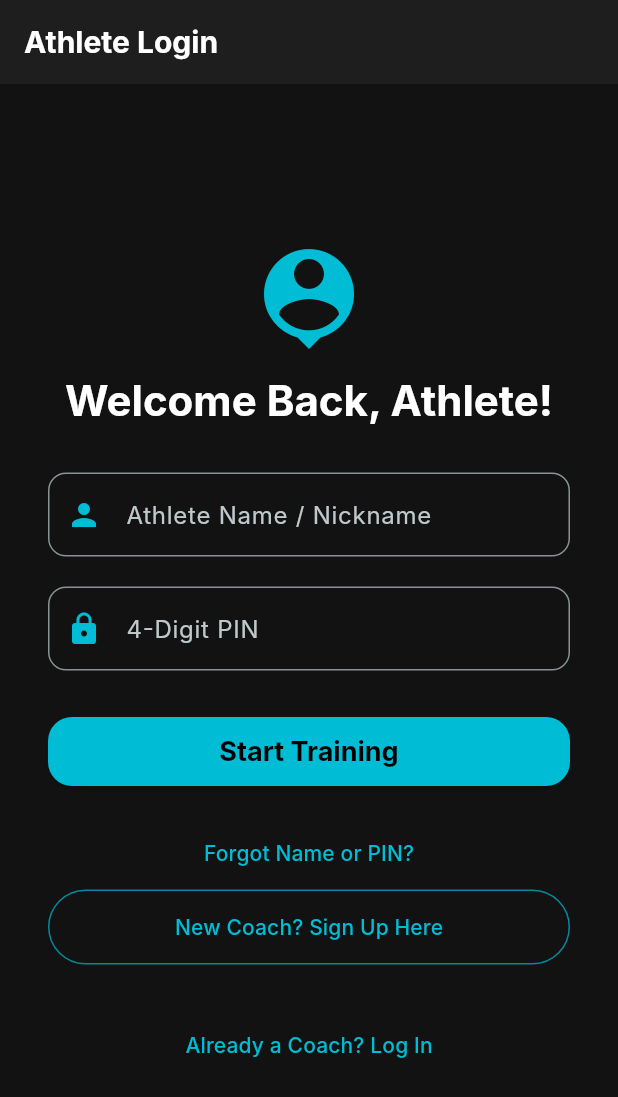
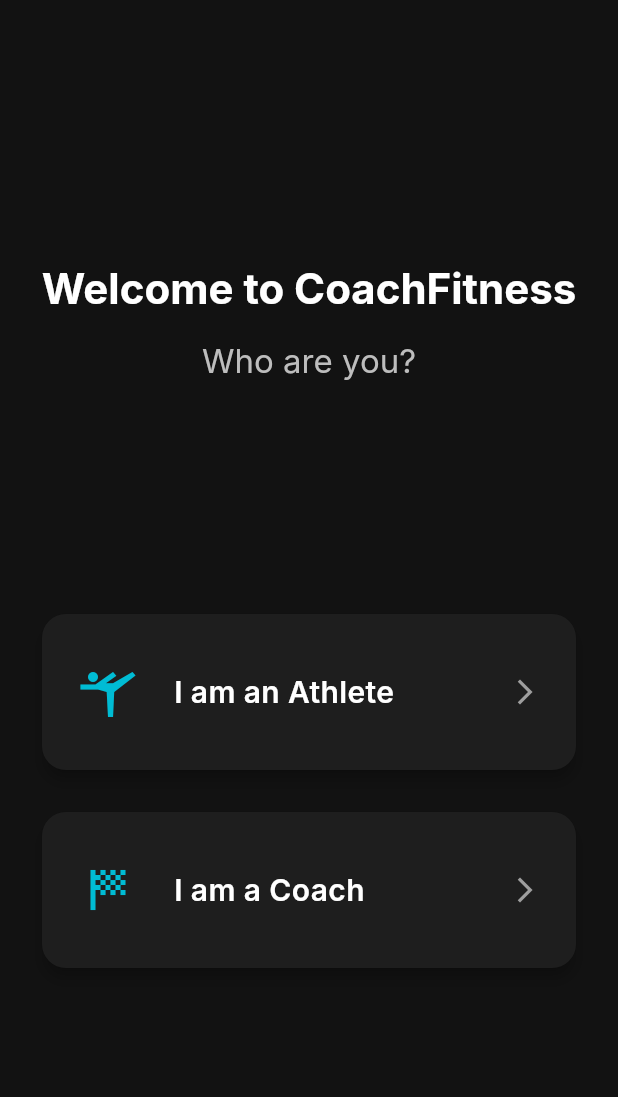
Before and after one commit to SkepticalZeke/FlutterProjectCoachingApp, a Flutter app: the screen it shows after launch, on a phone screen of 412 x 824 dp. Shown: the top 1097 px of the screen. Run offline on Flutter 3.47's test engine with Material 3 defaults, Android fonts, the phone set to English and light mode, and no system bars; our stand-ins replace cloud_firestore, firebase_auth, firebase_core, firebase_storage, image_picker, table_calendar and 1 more; accounts and stored records are empty; Roboto replaces fonts that are missing (Inter).

Commit message:
Updated Role Selection

```diff
--- a/lib/main.dart
+++ b/lib/main.dart
@@ -4,6 +4,7 @@
 
 // --- Screen Imports Updated to new MVVM structure ---
 import 'src/features/0_auth/view/splash_view.dart';
+import 'src/features/0_auth/view/role_selection_view.dart';
 import 'src/features/0_auth/view/athlete_login_view.dart';
 import 'src/features/2_athlete_flow/view/athlete_dashboard_view.dart';
 import 'src/features/0_auth/view/coach_login_view.dart';
@@ -110,6 +111,7 @@
       routes: {
         // General Flow (from 0_auth)
         '/': (context) => const SplashView(),
+        '/role-selection': (context) => const RoleSelectionView(),
         '/login': (context) => const AthleteLoginView(),
 
         // Coach Flow (from 0_auth and 1_coach_flow)
--- /dev/null
+++ b/lib/src/features/0_auth/view/role_selection_view.dart
@@ -0,0 +1,99 @@
+import 'package:flutter/material.dart';
+
+class RoleSelectionView extends StatelessWidget {
+  const RoleSelectionView({super.key});
+
+  @override
+  Widget build(BuildContext context) {
+    return Scaffold(
+      body: SafeArea(
+        child: Center(
+          child: Padding(
+            padding: const EdgeInsets.all(24.0),
+            child: Column(
+              mainAxisAlignment: MainAxisAlignment.center,
+              children: [
+                const Spacer(),
+                Text(
+                  'Welcome to CoachFitness',
+                  style: Theme.of(context).textTheme.headlineMedium?.copyWith(
+                        fontWeight: FontWeight.bold,
+                        color: Colors.white,
+                      ),
+                  textAlign: TextAlign.center,
+                ),
+                const SizedBox(height: 16),
+                Text(
+                  'Who are you?',
+                  style: Theme.of(context).textTheme.titleLarge?.copyWith(
+                        color: Colors.grey[400],
+                      ),
+                ),
+                const Spacer(),
+                _RoleCard(
+                  icon: Icons.sports_gymnastics,
+                  title: 'I am an Athlete',
+                  onTap: () {
+                    Navigator.pushNamed(context, '/login');
+                  },
+                ),
+                const SizedBox(height: 20),
+                _RoleCard(
+                  icon: Icons.sports_score,
+                  title: 'I am a Coach',
+                  onTap: () {
+                    Navigator.pushNamed(context, '/coach-login');
+                  },
+                ),
+                const Spacer(),
+              ],
+            ),
+          ),
+        ),
+      ),
+    );
+  }
+}
+
+class _RoleCard extends StatelessWidget {
+  final IconData icon;
+  final String title;
+  final VoidCallback onTap;
+
+  const _RoleCard({
+    required this.icon,
+    required this.title,
+    required this.onTap,
+  });
+
+  @override
+  Widget build(BuildContext context) {
+    return Card(
+      elevation: 4,
+      shape: RoundedRectangleBorder(borderRadius: BorderRadius.circular(16)),
+      child: InkWell(
+        onTap: onTap,
+        borderRadius: BorderRadius.circular(16),
+        child: Padding(
+          padding: const EdgeInsets.symmetric(vertical: 32, horizontal: 24),
+          child: Row(
+            children: [
+              Icon(icon, size: 40, color: Theme.of(context).primaryColor),
+              const SizedBox(width: 24),
+              Expanded(
+                child: Text(
+                  title,
+                  style: const TextStyle(
+                    fontSize: 20,
+                    fontWeight: FontWeight.w600,
+                  ),
+                ),
+              ),
+              const Icon(Icons.arrow_forward_ios, size: 20, color: Colors.grey),
+            ],
+          ),
+        ),
+      ),
+    );
+  }
+}
--- a/lib/src/features/0_auth/viewmodel/splash_viewmodel.dart
+++ b/lib/src/features/0_auth/viewmodel/splash_viewmodel.dart
@@ -15,9 +15,9 @@
 
   // 2. Logic to determine the initial route based on the user object
   String getInitialRoute(User? user) {
-    // If user is null, go to the main login page for athletes.
+    // If user is null, go to the role selection page.
     if (user == null) {
-      return '/login';
+      return '/role-selection';
     }
     // If a user exists (meaning a Coach is logged in), go to the coach home.
     return '/coach-home';
```
